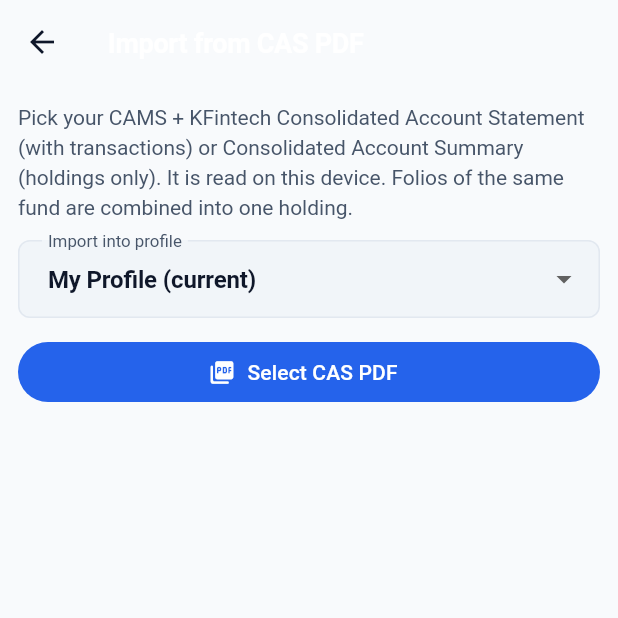
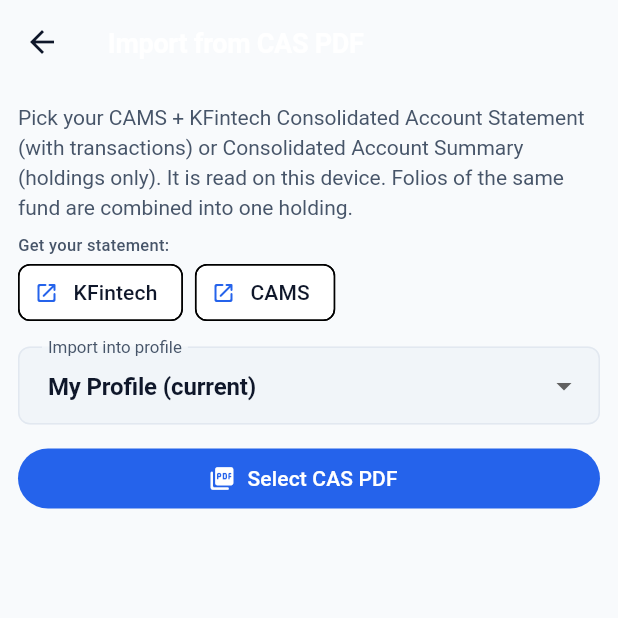
Before and after one commit to AmruthLP12/fin-balance, a Flutter app: the CasImportScreen screen opened directly, on a phone screen of 412 x 824 dp, the top half of it. Run offline on Flutter 3.47's test engine with Material 3 defaults, Android fonts, the phone set to English and light mode, and no system bars; our stand-ins replace dio, drift, drift_flutter, file_picker, fl_chart, flutter_riverpod and 3 more; missing offline and left inert: syncfusion_flutter_pdf; accounts and stored records are empty; generated files the repository leaves out were written again.

Commit message:
fix(cas): read KFintech statement layout, add statement links (0.29.1)
- Accept "Folio No :", "Opening Unit Balance" without colon, "Closing <date> Unit Balance", "Total Cost Value : INR"
- Drop a previous row's date glued in front of the next row
- Links to KFintech and CAMS statement pages on the import screen
- Regression test, README, CHANGELOG, version 0.29.1+37

```diff
--- a/lib/features/settings/screens/cas_import_screen.dart
+++ b/lib/features/settings/screens/cas_import_screen.dart
@@ -9,6 +9,7 @@ import '../../../core/theme/app_colors.dart';
 import '../../../core/theme/app_spacing.dart';
 import '../../../core/theme/app_typography.dart';
 import '../../../core/widgets/fin_card.dart';
+import '../../../core/widgets/open_link.dart';
 import '../../../data/cas/cas_import_service.dart';
 import '../../../data/cas/cas_parser.dart';
 import '../../../data/cas/cas_pdf_text.dart';
@@ -211,6 +212,25 @@ class _CasImportScreenState extends ConsumerState<CasImportScreen> {
             'one holding.',
             style: AppTypography.bodyMedium,
           ),
+          const SizedBox(height: AppSpacing.sm),
+          const Text('Get your statement:', style: AppTypography.labelSmall),
+          Wrap(
+            spacing: AppSpacing.sm,
+            children: [
+              ActionChip(
+                avatar: const Icon(Icons.open_in_new_rounded, size: 16),
+                label: const Text('KFintech'),
+                onPressed: () => openLink(context,
+                    'https://mfs.kfintech.com/investor/General/ConsolidatedAccountStatement'),
+              ),
+              ActionChip(
+                avatar: const Icon(Icons.open_in_new_rounded, size: 16),
+                label: const Text('CAMS'),
+                onPressed: () => openLink(context,
+                    'https://www.camsonline.com/Investors/Statements/Consolidated-Account-Statement'),
+              ),
+            ],
+          ),
           const SizedBox(height: AppSpacing.md),
           _profilePicker(),
           const SizedBox(height: AppSpacing.md),
--- a/pubspec.yaml
+++ b/pubspec.yaml
@@ -1,7 +1,7 @@
 name: finbalance
 description: "FinBalance — Offline-first personal finance tracker for assets, liabilities, and net worth."
 publish_to: "none"
-version: 0.29.0+36
+version: 0.29.1+37
 
 environment:
   sdk: ">=3.3.0 <4.0.0"
```
Also changed, not shown: lib/data/cas/cas_parser.dart (+7 -5 lines), 3 other files.
